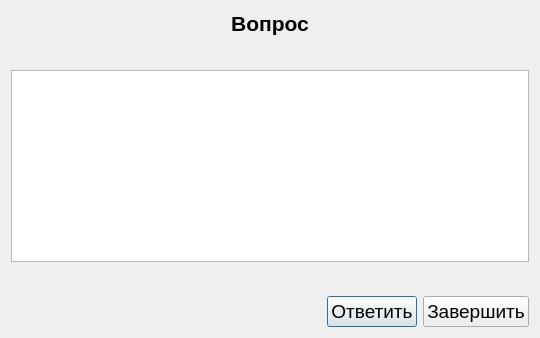
Qt form ui/widgets/consult.ui (mashishka/KnowClass) before a commit.
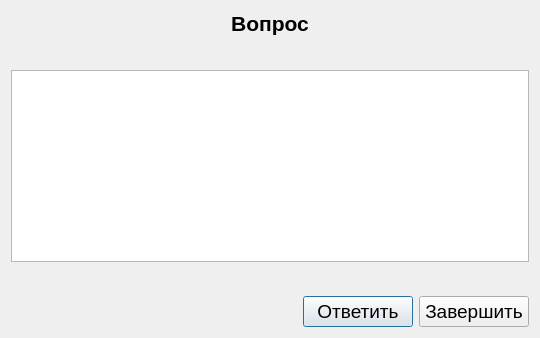
The same form after that commit.

What changed in the file:
```diff
--- a/ui/widgets/consult.ui
+++ b/ui/widgets/consult.ui
@@ -132,11 +132,17 @@
        <item>
         <widget class="QPushButton" name="ans_btn">
          <property name="sizePolicy">
-          <sizepolicy hsizetype="Minimum" vsizetype="Minimum">
+          <sizepolicy hsizetype="Minimum" vsizetype="Fixed">
            <horstretch>0</horstretch>
            <verstretch>0</verstretch>
           </sizepolicy>
          </property>
+         <property name="minimumSize">
+          <size>
+           <width>110</width>
+           <height>0</height>
+          </size>
+         </property>
          <property name="text">
           <string>Ответить</string>
          </property>
@@ -148,11 +154,17 @@
        <item>
         <widget class="QPushButton" name="close_btn">
          <property name="sizePolicy">
-          <sizepolicy hsizetype="Minimum" vsizetype="Minimum">
+          <sizepolicy hsizetype="Minimum" vsizetype="Fixed">
            <horstretch>0</horstretch>
            <verstretch>0</verstretch>
           </sizepolicy>
          </property>
+         <property name="minimumSize">
+          <size>
+           <width>110</width>
+           <height>0</height>
+          </size>
+         </property>
          <property name="text">
           <string>Завершить</string>
          </property>
```
